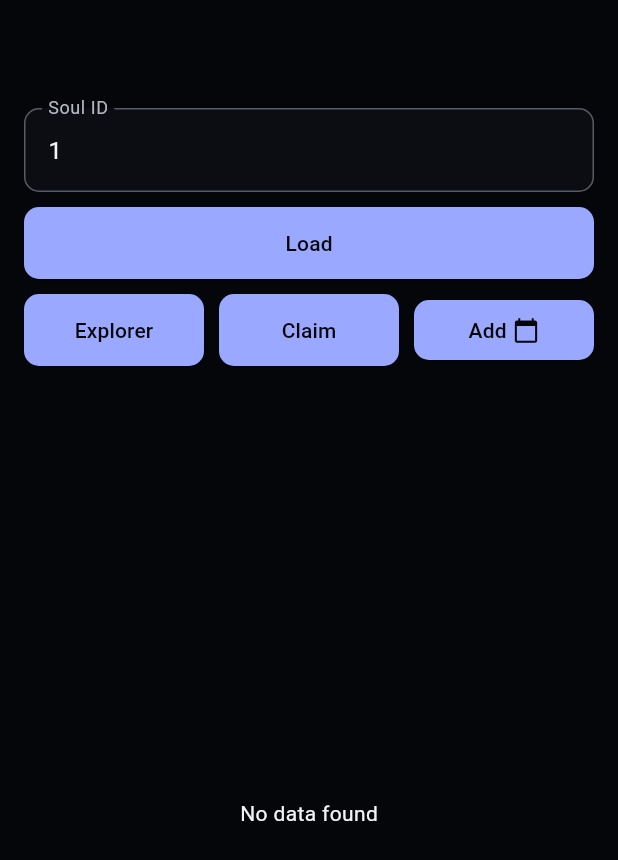
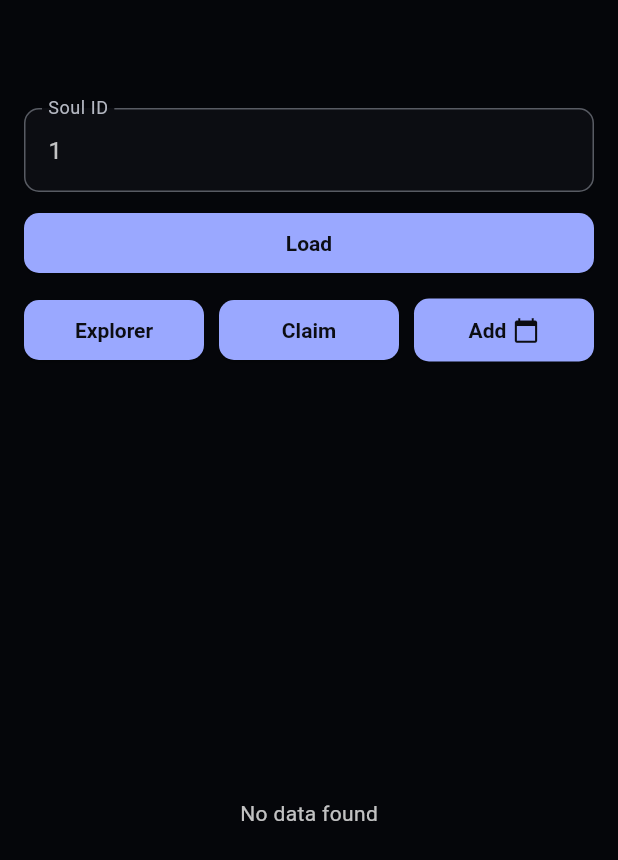
Before and after one commit to vovo-8112/wbtsoulstats, a Flutter app: the screen it shows after launch, on a phone screen of 412 x 824 dp. Shown: the top 860 px of the screen. Run offline on Flutter 3.47's test engine with Material 3 defaults, Android fonts, the phone set to English and light mode, and no system bars; our stand-ins replace shared_preferences, shimmer; missing offline and left inert: dart:html; network calls fail; Roboto replaces fonts that are missing (Manrope).

Commit message:
update ui

```diff
--- a/lib/main.dart
+++ b/lib/main.dart
@@ -355,19 +355,19 @@
                     ElevatedButton(
                       style: ElevatedButton.styleFrom(
                         backgroundColor: AppColors.primary,
-                        foregroundColor: Colors.white,
-                        padding: const EdgeInsets.symmetric(horizontal: 18, vertical: 10),
+                        foregroundColor: AppColors.textButton,
                         textStyle: const TextStyle(
-                          fontSize: 15,
-                          fontWeight: FontWeight.w700,
-                          letterSpacing: 0.3,
+                          fontSize: 14,
+                          fontWeight: FontWeight.w600,
+                          letterSpacing: 0,
                         ),
-                        minimumSize: const Size(0, 0),
-                        tapTargetSize: MaterialTapTargetSize.shrinkWrap,
+                        padding: const EdgeInsets.symmetric(horizontal: 16, vertical: 12),
                         shape: RoundedRectangleBorder(
                           borderRadius: BorderRadius.circular(12),
                         ),
                         elevation: 0,
+                        minimumSize: const Size(0, 0),
+                        tapTargetSize: MaterialTapTargetSize.shrinkWrap,
                       ),
                       onPressed: statsLoading
                           ? null
@@ -463,6 +463,15 @@
                         ),
                         const SizedBox(height: 10),
                         ElevatedButton(
+                          style: ElevatedButton.styleFrom(
+                            foregroundColor: AppColors.textButton,
+                            textStyle: const TextStyle(
+                              fontSize: 14,
+                              fontWeight: FontWeight.w600,
+                              letterSpacing: 0,
+                            ),
+                            padding: const EdgeInsets.symmetric(vertical: 12, horizontal: 16),
+                          ),
                           onPressed: loading
                               ? null
                               : () {
@@ -487,7 +496,7 @@
                                   width: 20,
                                   height: 20,
                                   child: CircularProgressIndicator(
-                                    color: Colors.white,
+                                    color: AppColors.textButton,
                                     strokeWidth: 2,
                                   ),
                                 )
@@ -498,6 +507,15 @@
                           children: [
                             Expanded(
                               child: ElevatedButton(
+                                style: ElevatedButton.styleFrom(
+                                  foregroundColor: AppColors.textButton,
+                                  textStyle: const TextStyle(
+                                    fontSize: 14,
+                                    fontWeight: FontWeight.w600,
+                                    letterSpacing: 0,
+                                  ),
+                                  padding: const EdgeInsets.symmetric(vertical: 12, horizontal: 16),
+                                ),
                                 onPressed: () {
                                   final soulId = _controller.text;
                                   openUrl(
@@ -510,6 +528,15 @@
                             const SizedBox(width: 10),
                             Expanded(
                               child: ElevatedButton(
+                                style: ElevatedButton.styleFrom(
+                                  foregroundColor: AppColors.textButton,
+                                  textStyle: const TextStyle(
+                                    fontSize: 14,
+                                    fontWeight: FontWeight.w600,
+                                    letterSpacing: 0,
+                                  ),
+                                  padding: const EdgeInsets.symmetric(vertical: 12, horizontal: 16),
+                                ),
                                 onPressed: () {
                                   openUrl(
                                     'https://explorer.whitechain.io/address/0x0000000000000000000000000000000000001001/contract/write#claim',
@@ -521,6 +548,15 @@
                             const SizedBox(width: 10),
                             Expanded(
                               child: ElevatedButton(
+                                style: ElevatedButton.styleFrom(
+                                  foregroundColor: AppColors.textButton,
+                                  textStyle: const TextStyle(
+                                    fontSize: 14,
+                                    fontWeight: FontWeight.w600,
+                                    letterSpacing: 0,
+                                  ),
+                                  padding: const EdgeInsets.symmetric(vertical: 12, horizontal: 16),
+                                ),
                                 onPressed: () {
                                   final title = Uri.encodeComponent(
                                     "Next Soul Reward",
@@ -556,15 +592,10 @@
 
                                   html.window.open(url.toString(), '_blank');
                                 },
-                                style: ElevatedButton.styleFrom(
-                                  padding: const EdgeInsets.symmetric(
-                                    vertical: 8,
-                                  ),
-                                ),
                                 child: Row(
                                   mainAxisAlignment: MainAxisAlignment.center,
                                   children: const [
-                                    Text('Add', style: TextStyle(fontSize: 14)),
+                                    Text('Add'),
                                     SizedBox(width: 4),
                                     Icon(Icons.calendar_today, size: 18),
                                   ],
--- a/lib/theme/app_colors.dart
+++ b/lib/theme/app_colors.dart
@@ -6,8 +6,9 @@
   static const bg      = Color(0xFF0C0D12); // oklch(0.15 0.005 264)
   static const bgLight = Color(0xFF14151B); // oklch(0.2 0.005 264)
 
+  static const textButton      = Color(0xFF0C0D12);
   // === TEXT ===
-  static const text      = Color(0xFFF2F3F7); // oklch(0.96 0.01 264)
+  static const text      = Color.fromARGB(209, 235, 235, 235); // oklch(0.96 0.01 264)
   static const textMuted = Color(0xFFB5B8C2); // oklch(0.76 0.01 264)
 
   // === ACCENTS ===
```
